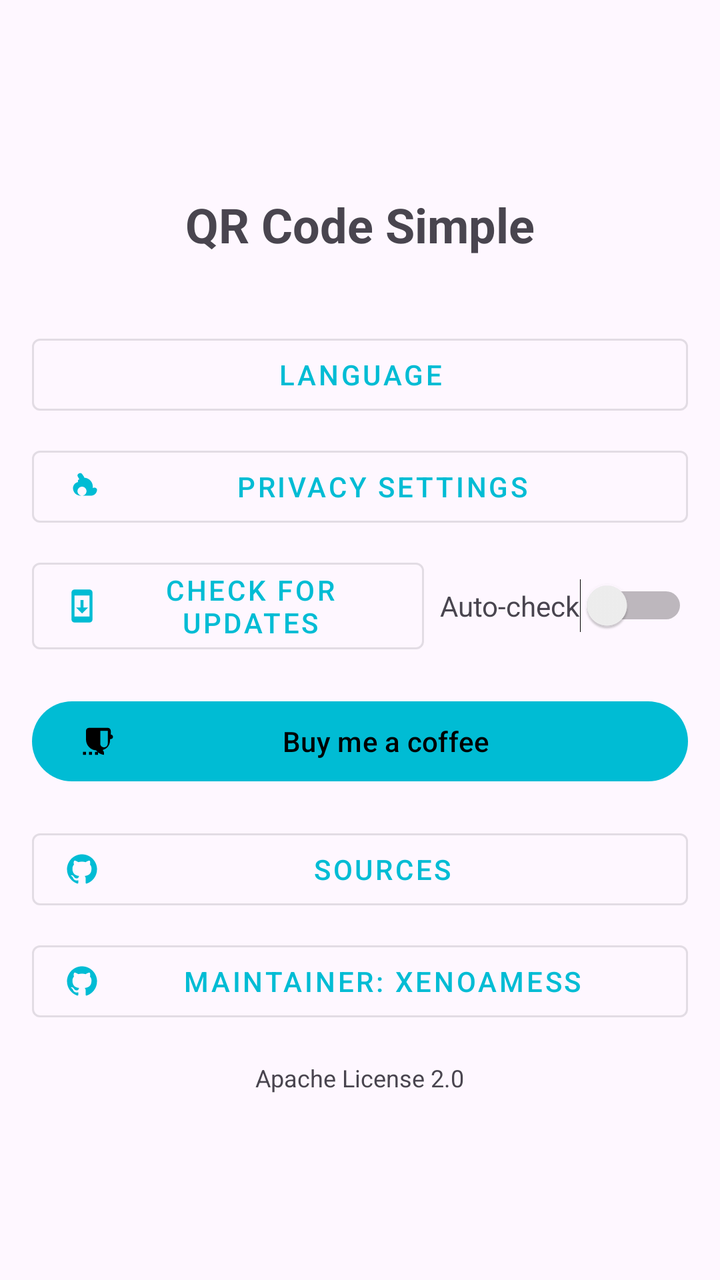
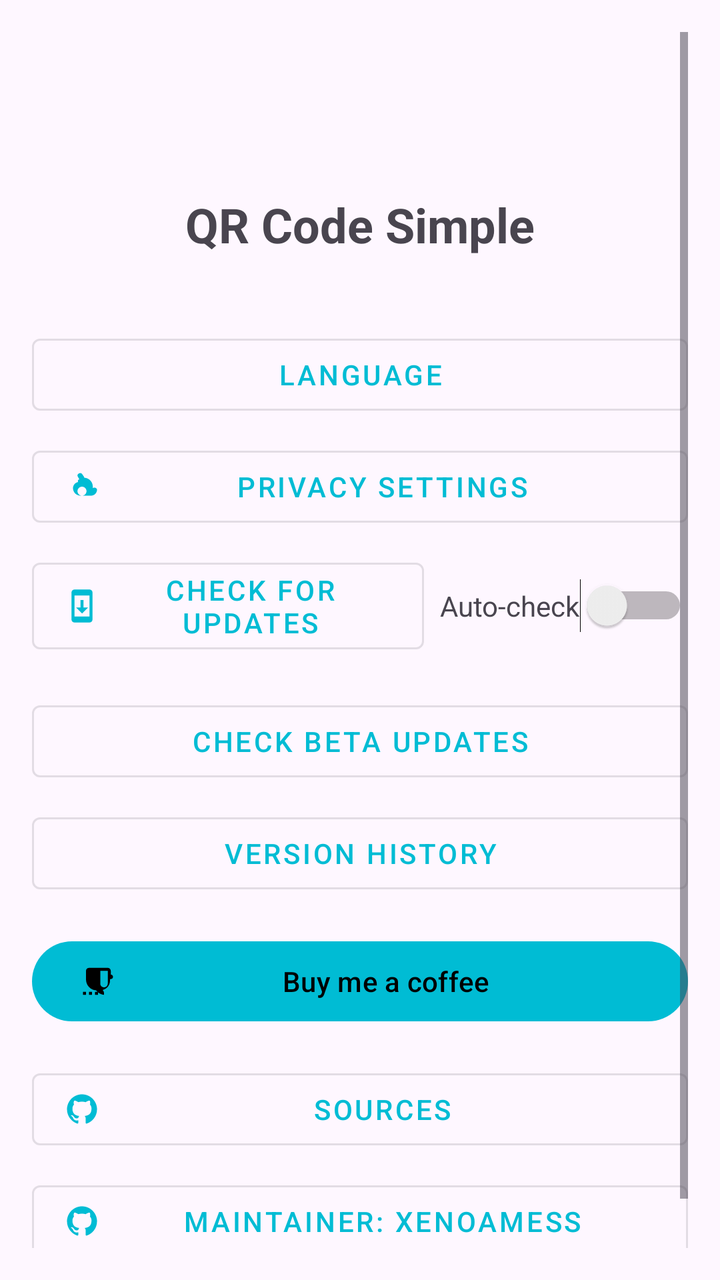

An Android layout rendered at two revisions. The XML below is the earlier revision; the diff shows what the commit changed to produce the second picture.
<!-- AndroidManifest.xml: application theme Theme.QRCodeSimple -->
<!-- res/layout/fragment_about.xml -->
<?xml version="1.0" encoding="utf-8"?>
<ScrollView xmlns:android="http://schemas.android.com/apk/res/android"
    xmlns:app="http://schemas.android.com/apk/res-auto"
    android:layout_width="match_parent"
    android:layout_height="match_parent"
    android:padding="16dp">

    <LinearLayout
        android:layout_width="match_parent"
        android:layout_height="wrap_content"
        android:orientation="vertical"
        android:gravity="center_horizontal">

        
        <ImageView
            android:layout_width="72dp"
            android:layout_height="72dp"
            android:src="@mipmap/ic_launcher"
            android:scaleType="centerCrop"
            android:importantForAccessibility="no"
            android:layout_marginBottom="8dp" />

        
        <TextView
            android:layout_width="wrap_content"
            android:layout_height="wrap_content"
            android:text="@string/app_name"
            android:textSize="24sp"
            android:textStyle="bold"
            android:layout_marginBottom="4dp" />

        
        <TextView
            android:id="@+id/tvVersion"
            android:layout_width="wrap_content"
            android:layout_height="wrap_content"
            android:textSize="14sp"
            android:textColor="?android:attr/textColorSecondary"
            android:layout_marginBottom="12dp" />

        
        <com.google.android.material.button.MaterialButton
            android:id="@+id/btnLanguage"
            android:layout_width="match_parent"
            android:layout_height="wrap_content"
            android:layout_marginBottom="8dp"
            android:text="@string/language"
            style="@style/Widget.MaterialComponents.Button.OutlinedButton" />

        
        <com.google.android.material.button.MaterialButton
            android:id="@+id/btnPrivacy"
            android:layout_width="match_parent"
            android:layout_height="wrap_content"
            android:layout_marginBottom="8dp"
            android:text="@string/privacy_settings"
            app:icon="@drawable/ic_security"
            style="@style/Widget.MaterialComponents.Button.OutlinedButton" />

        
        <LinearLayout
            android:layout_width="match_parent"
            android:layout_height="wrap_content"
            android:orientation="horizontal"
            android:gravity="center_vertical"
            android:layout_marginBottom="16dp">

            <com.google.android.material.button.MaterialButton
                android:id="@+id/btnCheckUpdate"
                android:layout_width="0dp"
                android:layout_height="wrap_content"
                android:layout_weight="1"
                android:layout_marginEnd="8dp"
                android:text="@string/check_update"
                app:icon="@drawable/ic_system_update"
                style="@style/Widget.MaterialComponents.Button.OutlinedButton" />

            <TextView
                android:layout_width="wrap_content"
                android:layout_height="wrap_content"
                android:text="@string/auto_check_update"
                android:textSize="14sp" />

            <Switch
                android:id="@+id/switchAutoUpdate"
                android:layout_width="wrap_content"
                android:layout_height="wrap_content" />
        </LinearLayout>

        
        <com.google.android.material.button.MaterialButton
            android:id="@+id/btnDonate"
            android:layout_width="match_parent"
            android:layout_height="wrap_content"
            android:layout_marginBottom="16dp"
            android:text="@string/buy_me_a_coffee"
            app:icon="@drawable/ic_coffee" />

        
        <com.google.android.material.button.MaterialButton
            android:id="@+id/btnGitHubProject"
            android:layout_width="match_parent"
            android:layout_height="wrap_content"
            android:layout_marginBottom="8dp"
            android:text="@string/sources"
            app:icon="@drawable/ic_github"
            style="@style/Widget.MaterialComponents.Button.OutlinedButton" />

        
        <com.google.android.material.button.MaterialButton
            android:id="@+id/btnGitHubMaintainer"
            android:layout_width="match_parent"
            android:layout_height="wrap_content"
            android:layout_marginBottom="16dp"
            android:text="@string/maintainer"
            app:icon="@drawable/ic_github"
            style="@style/Widget.MaterialComponents.Button.OutlinedButton" />

        
        <TextView
            android:layout_width="wrap_content"
            android:layout_height="wrap_content"
            android:text="@string/license"
            android:textSize="12sp"
            android:textColor="?android:attr/textColorSecondary" />

    </LinearLayout>

</ScrollView>
<!-- resources referenced by this layout -->
<resources>
  <!-- drawable ic_coffee (drawable) -->
  <vector xmlns:android="http://schemas.android.com/apk/res/android"
      android:width="24dp"
      android:height="24dp"
      android:viewportWidth="24"
      android:viewportHeight="24"
      android:tint="?attr/colorControlNormal">
      <path
          android:fillColor="@android:color/white"
          android:pathData="M18.5,3H6C4.9,3 4,3.9 4,5v5.71c0,3.83 2.95,7.18 6.78,7.29C11.38,19.15 13.58,20.78 16,21v-1.08c0,-0.85 -0.37,-1.61 -0.96,-2.15C18.04,17.04 20,14.44 20,11.5v-1h0.5c0.83,0 1.5,-0.67 1.5,-1.5S21.33,7.5 20.5,7.5V5C20.5,3.9 19.6,3 18.5,3zM16,15.99c-1.4,0 -2.5,-1.11 -2.5,-2.5V5h5v8.49C18.5,14.89 17.4,15.99 16,15.99z"/>
      <path
          android:fillColor="@android:color/white"
          android:pathData="M2,19h2v2h-2z"/>
      <path
          android:fillColor="@android:color/white"
          android:pathData="M6,19h2v2h-2z"/>
      <path
          android:fillColor="@android:color/white"
          android:pathData="M10,19h2v2h-2z"/>
  </vector>
  <!-- drawable ic_security (drawable) -->
  <vector xmlns:android="http://schemas.android.com/apk/res/android"
      android:width="24dp"
      android:height="24dp"
      android:viewportWidth="24"
      android:viewportHeight="24"
      android:tint="?attr/colorControlNormal">
      <path
          android:fillColor="@android:color/white"
          android:pathData="M19.14,12.94c0.04,-0.3 0.06,-0.61 0.06,-0.94c0,-3.2 -2.51,-5.82 -5.66,-5.96c-0.03,-0.29 -0.13,-0.56 -0.29,-0.79l-1.15,-1.64c-0.48,-0.68 -1.39,-0.88 -2.11,-0.45l-0.26,0.15c-0.68,0.39 -0.93,1.23 -0.56,1.92l1.08,1.93C9.52,7.19 9.27,7.68 9.27,8.21c0,0.24 0.04,0.46 0.1,0.68C7.34,9.36 6,11.06 6,13c0,2.76 2.24,5 5,5h7c2.21,0 4,-1.79 4,-4C22,13.14 20.72,12.07 19.14,12.94zM12,18c-1.66,0 -3,-1.34 -3,-3s1.34,-3 3,-3s3,1.34 3,3S13.66,18 12,18z"/>
  </vector>
  <!-- drawable ic_system_update (drawable) -->
  <vector xmlns:android="http://schemas.android.com/apk/res/android"
      android:width="24dp"
      android:height="24dp"
      android:viewportWidth="24"
      android:viewportHeight="24"
      android:tint="?attr/colorControlNormal">
      <path
          android:fillColor="@android:color/white"
          android:pathData="M17,1.01L7,1c-1.1,0 -2,0.9 -2,2v18c0,1.1 0.9,2 2,2h10c1.1,0 2,-0.9 2,-2L19,3c0,-1.1 -0.9,-1.99 -2,-1.99zM17,19L7,19L7,5h10v14zM16,13h-3L13,8h-2v5L8,13l4,4 4,-4z"/>
  </vector>
  <!-- mipmap ic_launcher (mipmap-anydpi-v26) -->
  <?xml version="1.0" encoding="utf-8"?>
  <adaptive-icon xmlns:android="http://schemas.android.com/apk/res/android">
      <background android:drawable="@drawable/ic_launcher_background"/>
      <foreground android:drawable="@mipmap/ic_launcher_foreground"/>
  </adaptive-icon>
  <string name="app_name">QR Code Simple</string>
  <string name="auto_check_update">Auto-check</string>
  <string name="buy_me_a_coffee">Buy me a coffee</string>
  <string name="check_update">Check for updates</string>
  <string name="language">Language</string>
  <string name="license">Apache License 2.0</string>
  <string name="maintainer">Maintainer: XenoAmess</string>
  <string name="privacy_settings">Privacy Settings</string>
  <string name="sources">Sources</string>
  <style name="Theme.QRCodeSimple" parent="Theme.Material3.DayNight.NoActionBar">
          <item name="colorPrimary">@color/cyan_500</item>
          <item name="colorPrimaryVariant">@color/cyan_700</item>
          <item name="colorOnPrimary">@color/black</item>
          <item name="colorSecondary">@color/teal_200</item>
          <item name="colorSecondaryVariant">@color/teal_700</item>
          <item name="colorOnSecondary">@color/black</item>
          <item name="android:statusBarColor">?attr/colorPrimaryVariant</item>
      </style>
  <color name="cyan_500">#FF00BCD4</color>
  <color name="cyan_700">#FF0097A7</color>
  <color name="black">#FF000000</color>
  <color name="teal_200">#FF03DAC5</color>
  <color name="teal_700">#FF018786</color>
  <!-- unchanged entries left out for length: 2 -->
</resources>

<!-- the commit's change to res/layout/fragment_about.xml (unified diff, before → after) -->
@@ -89,6 +89,23 @@
 
         
         <com.google.android.material.button.MaterialButton
+            android:id="@+id/btnCheckBetaUpdate"
+            android:layout_width="match_parent"
+            android:layout_height="wrap_content"
+            android:layout_marginBottom="8dp"
+            android:text="@string/check_beta_update"
+            style="@style/Widget.MaterialComponents.Button.OutlinedButton" />
+
+        <com.google.android.material.button.MaterialButton
+            android:id="@+id/btnVersionHistory"
+            android:layout_width="match_parent"
+            android:layout_height="wrap_content"
+            android:layout_marginBottom="16dp"
+            android:text="@string/version_history"
+            style="@style/Widget.MaterialComponents.Button.OutlinedButton" />
+
+        
+        <com.google.android.material.button.MaterialButton
             android:id="@+id/btnDonate"
             android:layout_width="match_parent"
             android:layout_height="wrap_content"
<!-- resource entries referenced after the edit -->
@@ -51,12 +51,14 @@
   <string name="app_name">QR Code Simple</string>
   <string name="auto_check_update">Auto-check</string>
   <string name="buy_me_a_coffee">Buy me a coffee</string>
+  <string name="check_beta_update">Check beta updates</string>
   <string name="check_update">Check for updates</string>
   <string name="language">Language</string>
   <string name="license">Apache License 2.0</string>
   <string name="maintainer">Maintainer: XenoAmess</string>
   <string name="privacy_settings">Privacy Settings</string>
   <string name="sources">Sources</string>
+  <string name="version_history">Version history</string>
   <style name="Theme.QRCodeSimple" parent="Theme.Material3.DayNight.NoActionBar">
           <item name="colorPrimary">@color/cyan_500</item>
           <item name="colorPrimaryVariant">@color/cyan_700</item>
